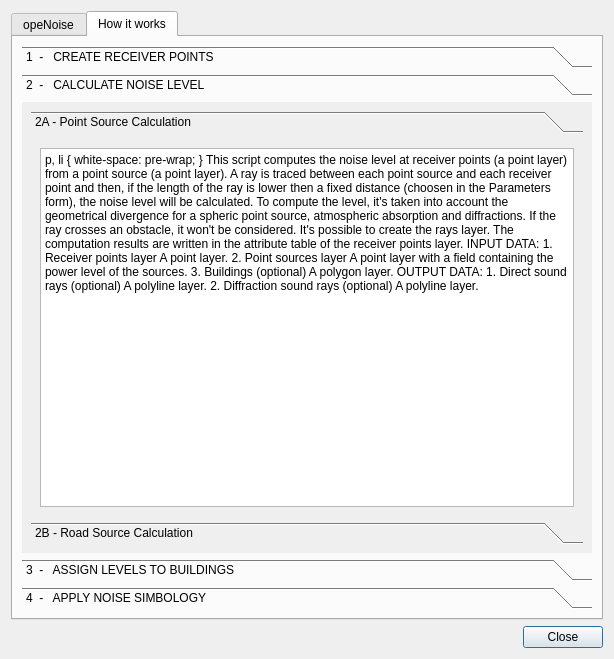
Qt form tools/ui_Informations.ui (Arpapiemonte/openoise-map) before a commit.
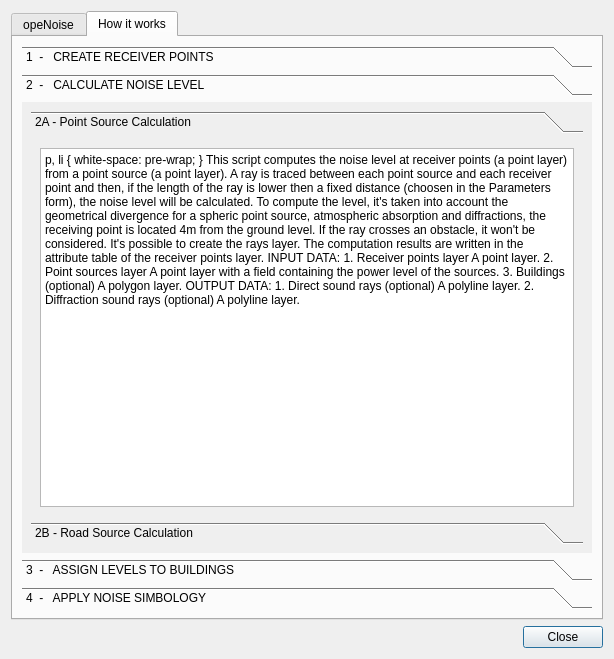
The same form after that commit. The open tabs and pages were chosen to show the change.

Diff of the .ui file:
```diff
--- a/tools/ui_Informations.ui
+++ b/tools/ui_Informations.ui
@@ -101,8 +101,8 @@
            <rect>
             <x>0</x>
             <y>0</y>
-            <width>566</width>
-            <height>402</height>
+            <width>574</width>
+            <height>437</height>
            </rect>
           </property>
           <attribute name="label">
@@ -119,8 +119,8 @@
                <rect>
                 <x>0</x>
                 <y>0</y>
-                <width>544</width>
-                <height>310</height>
+                <width>556</width>
+                <height>357</height>
                </rect>
               </property>
               <attribute name="label">
@@ -134,7 +134,7 @@
 &lt;html&gt;&lt;head&gt;&lt;meta name=&quot;qrichtext&quot; content=&quot;1&quot; /&gt;&lt;style type=&quot;text/css&quot;&gt;
 p, li { white-space: pre-wrap; }
 &lt;/style&gt;&lt;/head&gt;&lt;body style=&quot; font-family:'Ubuntu'; font-size:11pt; font-weight:400; font-style:normal;&quot;&gt;
-&lt;p style=&quot; margin-top:0px; margin-bottom:0px; margin-left:0px; margin-right:0px; -qt-block-indent:0; text-indent:0px;&quot;&gt;&lt;span style=&quot; font-size:12pt;&quot;&gt;This script computes the noise level at receiver points (a point layer) from a point source (a point layer).&lt;br /&gt;A ray is traced between each point source and each receiver point and then, if the length of the ray is lower then a fixed distance (choosen in the Parameters form), the noise level will be calculated.&lt;br /&gt;To compute the level, it's taken into account the geometrical divergence for a spheric point source, atmospheric absorption and diffractions.&lt;br /&gt;If the ray crosses an obstacle, it won't be considered. It's possible to create the rays layer.&lt;br /&gt;The computation results are written in the attribute table of the receiver points layer.&lt;br /&gt;&lt;br /&gt;&lt;/span&gt;&lt;span style=&quot; font-size:12pt; font-weight:600; font-style:italic; text-decoration: underline;&quot;&gt;INPUT DATA:&lt;/span&gt;&lt;/p&gt;
+&lt;p style=&quot; margin-top:0px; margin-bottom:0px; margin-left:0px; margin-right:0px; -qt-block-indent:0; text-indent:0px;&quot;&gt;&lt;span style=&quot; font-size:12pt;&quot;&gt;This script computes the noise level at receiver points (a point layer) from a point source (a point layer).&lt;br /&gt;A ray is traced between each point source and each receiver point and then, if the length of the ray is lower then a fixed distance (choosen in the Parameters form), the noise level will be calculated.&lt;br /&gt;To compute the level, it's taken into account the geometrical divergence for a spheric point source, atmospheric absorption and diffractions, the receiving point is located 4m from the ground level.&lt;br /&gt;If the ray crosses an obstacle, it won't be considered. It's possible to create the rays layer.&lt;br /&gt;The computation results are written in the attribute table of the receiver points layer.&lt;br /&gt;&lt;br /&gt;&lt;/span&gt;&lt;span style=&quot; font-size:12pt; font-weight:600; font-style:italic; text-decoration: underline;&quot;&gt;INPUT DATA:&lt;/span&gt;&lt;/p&gt;
 &lt;p style=&quot;-qt-paragraph-type:empty; margin-top:0px; margin-bottom:0px; margin-left:0px; margin-right:0px; -qt-block-indent:0; text-indent:0px; font-size:12pt; font-weight:600; font-style:italic; text-decoration: underline;&quot;&gt;&lt;br /&gt;&lt;/p&gt;
 &lt;p style=&quot; margin-top:0px; margin-bottom:0px; margin-left:0px; margin-right:0px; -qt-block-indent:0; text-indent:0px;&quot;&gt;&lt;span style=&quot; font-size:12pt; font-style:italic;&quot;&gt;1. Receiver points layer&lt;/span&gt;&lt;/p&gt;
 &lt;p style=&quot; margin-top:0px; margin-bottom:0px; margin-left:0px; margin-right:0px; -qt-block-indent:0; text-indent:0px;&quot;&gt;&lt;span style=&quot; font-size:12pt;&quot;&gt;A point layer.&lt;/span&gt;&lt;/p&gt;
```
Left out of the diff: 18 changed lines with no effect on the pictures.
